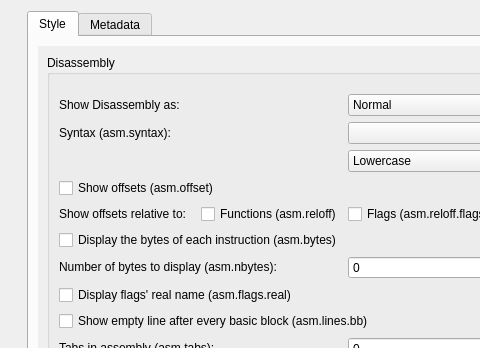
Qt form src/dialogs/preferences/AsmOptionsWidget.ui (radareorg/iaito) before a commit; both pictures show x 0 to 480 and y 0 to 348 of the 652 by 686 pixel window.
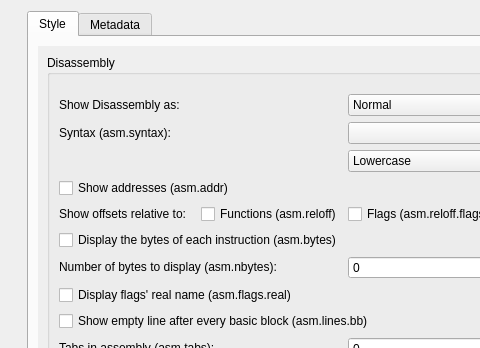
The same form after that commit.

Commit message: asm.offset -> asm.addr for >=599

The edit to the form file:
```diff
--- a/src/dialogs/preferences/AsmOptionsWidget.ui
+++ b/src/dialogs/preferences/AsmOptionsWidget.ui
@@ -167,7 +167,7 @@
                 <item row="7" column="1">
                  <widget class="QCheckBox" name="offsetCheckBox">
                   <property name="text">
-                   <string>Show offsets (asm.offset)</string>
+                   <string>Show addresses (asm.addr)</string>
                   </property>
                  </widget>
                 </item>
```
The commit also changes 3 other files.
